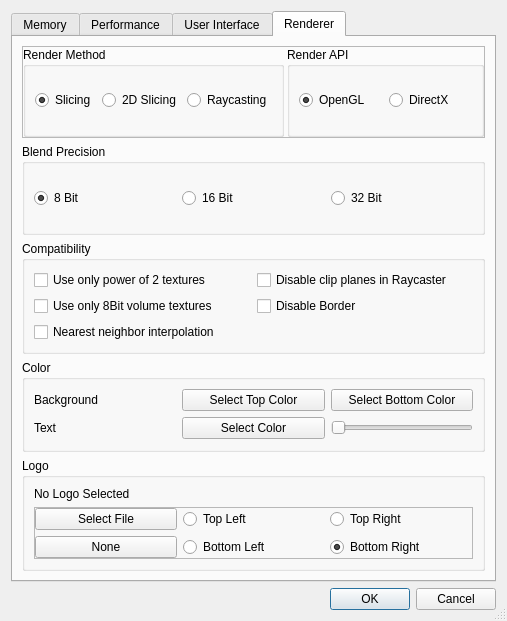
Above: ImageVis3D/UI/UI/SettingsDlg.ui from SCIInstitute/ImageVis3D before the change. Below: the same form after it.
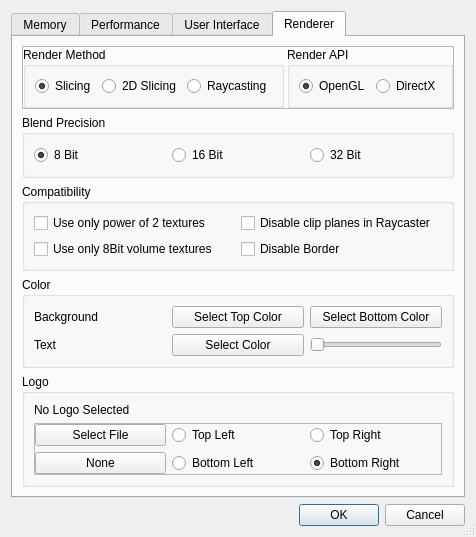
That is the form after the change. The open tabs and pages were chosen to show the change.

The edit to the form file:
```diff
--- a/ImageVis3D/UI/UI/SettingsDlg.ui
+++ b/ImageVis3D/UI/UI/SettingsDlg.ui
@@ -9,8 +9,8 @@
    <rect>
     <x>0</x>
     <y>0</y>
-    <width>507</width>
-    <height>621</height>
+    <width>419</width>
+    <height>530</height>
    </rect>
   </property>
   <property name="contextMenuPolicy">
@@ -1097,16 +1097,6 @@
             </property>
            </widget>
           </item>
-          <item row="2" column="1">
-           <widget class="QCheckBox" name="cBox_NearestNeighbor">
-            <property name="toolTip">
-             <string>Do not interpolate at the sub-voxel level; use the value from the closest location</string>
-            </property>
-            <property name="text">
-             <string>Nearest neighbor interpolation</string>
-            </property>
-           </widget>
-          </item>
          </layout>
         </widget>
        </item>
```
Left out of the diff: 2 changed lines with no effect on the pictures.
